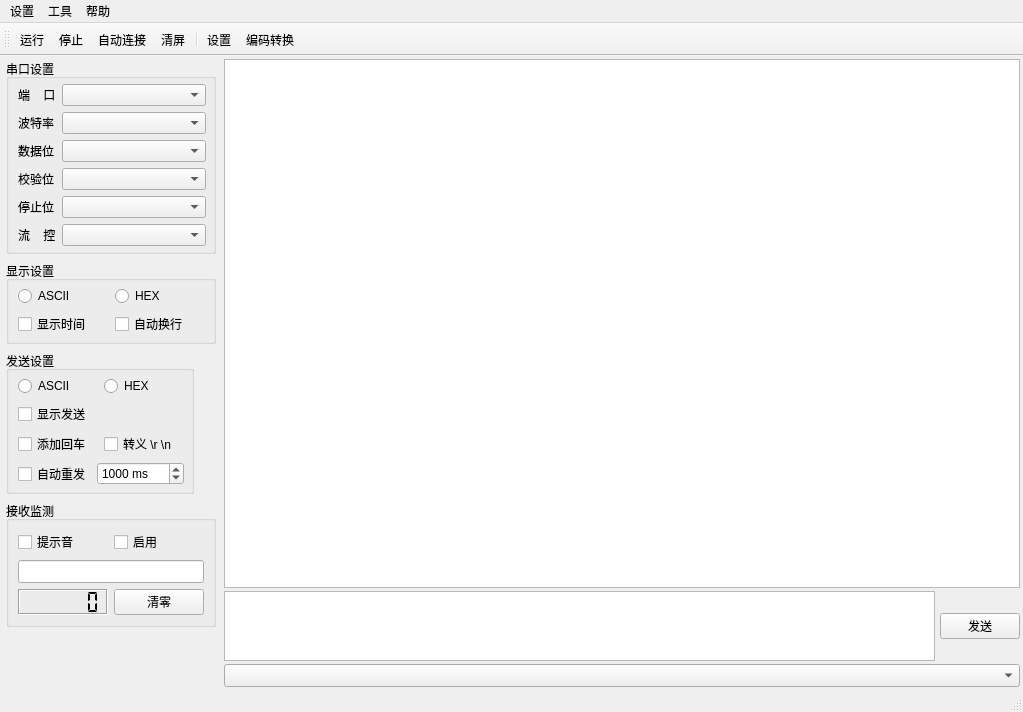
First picture: the form in SerialPort.ui, repository leichau/GSP, before the edit.
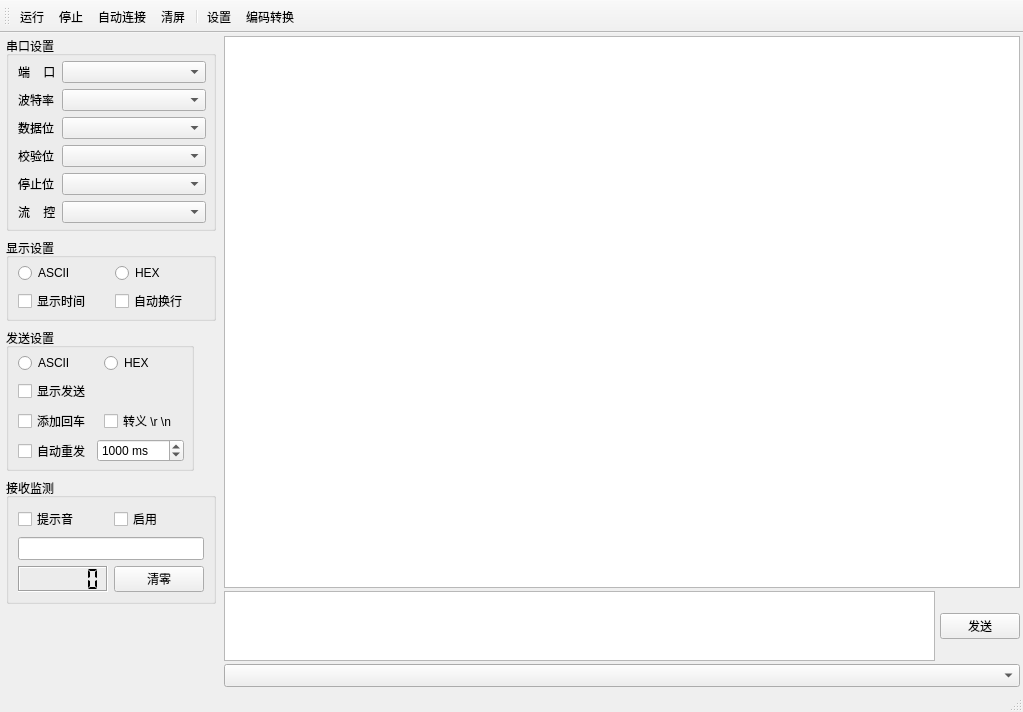
Second picture: the form after the edit. Icons and pictures are not drawn.

Commit message: remove menu bar

The edit to the form file:
```diff
--- a/SerialPort.ui
+++ b/SerialPort.ui
@@ -660,37 +660,6 @@
    <addaction name="option"/>
    <addaction name="codec"/>
   </widget>
-  <widget class="QMenuBar" name="menuBar">
-   <property name="geometry">
-    <rect>
-     <x>0</x>
-     <y>0</y>
-     <width>1023</width>
-     <height>26</height>
-    </rect>
-   </property>
-   <widget class="QMenu" name="menuTool">
-    <property name="title">
-     <string>工具</string>
-    </property>
-   </widget>
-   <widget class="QMenu" name="menuSet">
-    <property name="title">
-     <string>设置</string>
-    </property>
-    <addaction name="sideView"/>
-    <addaction name="sendView"/>
-    <addaction name="actionFont"/>
-   </widget>
-   <widget class="QMenu" name="menuHelp">
-    <property name="title">
-     <string>帮助</string>
-    </property>
-   </widget>
-   <addaction name="menuSet"/>
-   <addaction name="menuTool"/>
-   <addaction name="menuHelp"/>
-  </widget>
   <action name="run">
    <property name="checkable">
     <bool>true</bool>
```
Left out of the diff: 11 changed lines with no effect on the pictures. The commit also changes 4 other files.
